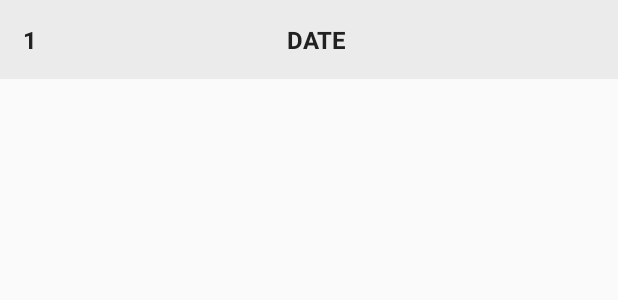
After one commit to Dalber95/7MinuteWorkout, an Android app: the layout item_history_row.xml on its own in the app's theme, with its tools: preview values and no code run, on a phone screen of 412 x 824 dp. The commit adds this screen. Shown: the top 300 px of the screen. Run offline under Robolectric (Android 15) with nearby library versions, the phone set to English and light mode, and no system bars.

Commit message:
Reading The Database Entries And Preparing The Listview Item Layout

```diff
--- /dev/null
+++ b/app/src/main/res/layout/item_history_row.xml
@@ -0,0 +1,32 @@
+<?xml version="1.0" encoding="utf-8"?>
+<LinearLayout xmlns:android="http://schemas.android.com/apk/res/android"
+    xmlns:tools="http://schemas.android.com/tools"
+    android:id="@+id/llHistoryItemMain"
+    android:layout_width="match_parent"
+    android:layout_height="wrap_content"
+    android:background="#EBEBEB"
+    android:orientation="horizontal"
+    android:padding="15dp">
+
+    <TextView
+        android:id="@+id/tvPosition"
+        android:layout_width="wrap_content"
+        android:layout_height="wrap_content"
+        android:gravity="center"
+        android:textColor="#212121"
+        android:textSize="16sp"
+        android:textStyle="bold"
+        tools:text="1" />
+
+    <TextView
+        android:id="@+id/tvItem"
+        android:layout_width="0dp"
+        android:layout_height="wrap_content"
+        android:layout_weight="1"
+        android:gravity="center"
+        android:textColor="#212121"
+        android:textSize="16sp"
+        android:textStyle="bold"
+        tools:text="DATE" />
+
+</LinearLayout>
```
Also changed, not shown: app/src/main/java/pl/krusiec/a7minuteworkout/HistoryActivity.kt (+12 -0 lines), app/src/main/java/pl/krusiec/a7minuteworkout/SqliteOpenHelper.kt (+17 -2 lines).
